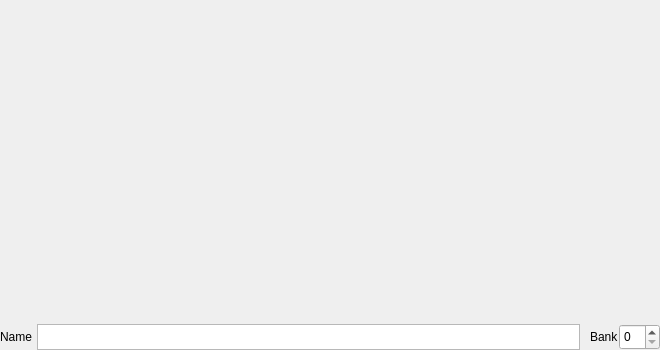
Old version of the form seq_qt5/forms/qsliveframe.ui in the repository ahlstromcj/sequencer64.
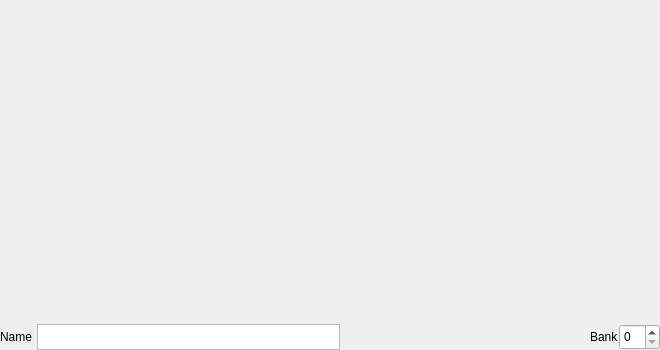
New version of the form.

Commit message: Interim check-in, playlist populates playlist tab, editing not yet ready.

Diff of the .ui file:
```diff
--- a/seq_qt5/forms/qsliveframe.ui
+++ b/seq_qt5/forms/qsliveframe.ui
@@ -136,6 +136,19 @@
        </property>
       </widget>
      </item>
+     <item>
+      <widget class="QLabel" name="labelPlaylistSong">
+       <property name="minimumSize">
+        <size>
+         <width>240</width>
+         <height>0</height>
+        </size>
+       </property>
+       <property name="text">
+        <string/>
+       </property>
+      </widget>
+     </item>
      <item>
       <spacer name="horizontalSpacer">
        <property name="orientation">
```
The commit also changes 25 other files.
